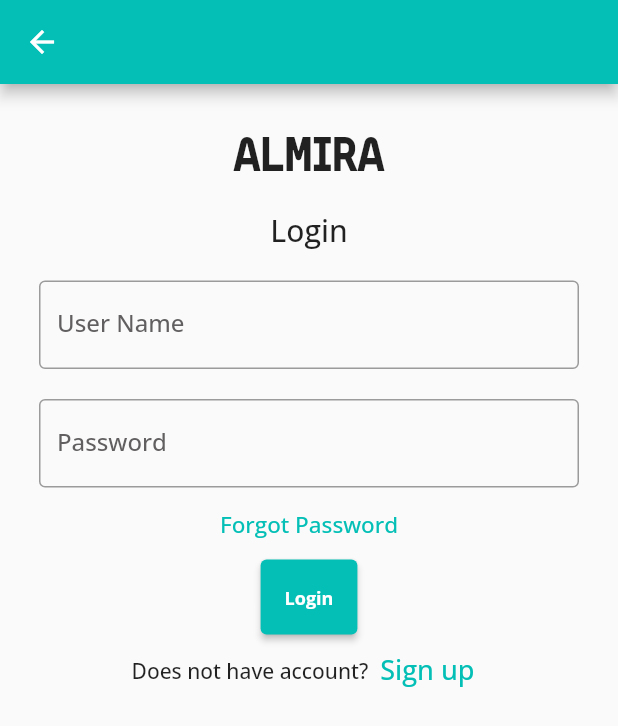
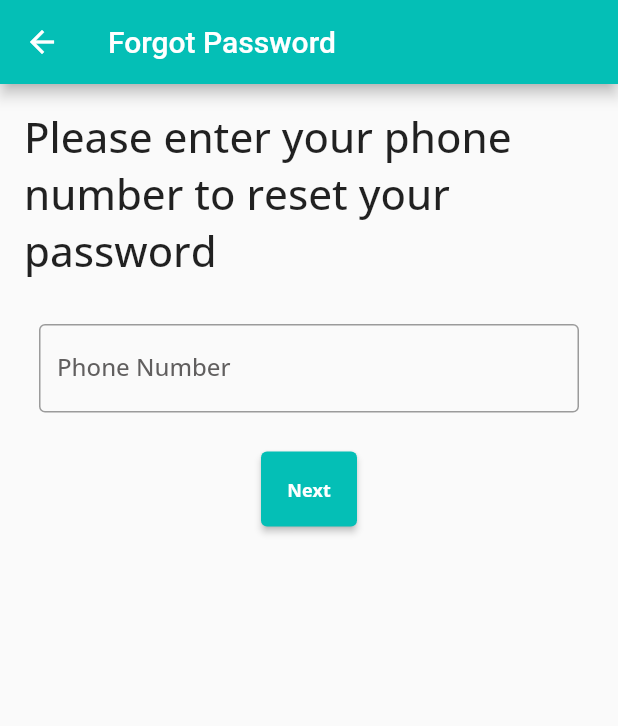
Before and after one commit to tuna159/almira-front-end, a Flutter app: the Login screen opened by its route, after a tap on "Forgot Password", on a phone screen of 412 x 824 dp. Shown: the top 726 px of the screen. Run offline on Flutter 3.47's test engine with Material 2 defaults, Android fonts, the phone set to English and light mode, and no system bars; our stand-ins replace carousel_slider, firebase_core, firebase_storage, flutter_slidable, geocoding, geolocator and 5 more; missing offline and left inert: dart:ffi, dropdownfield2, jwt_decode; accounts and stored records are empty.

Commit message:
forgot password

```diff
--- /dev/null
+++ b/lib/screens/forgot-password/forgot_password.dart
@@ -0,0 +1,96 @@
+import 'package:almira_front_end/api/api-user-service.dart';
+import 'package:almira_front_end/screens/forgot-password/input_otp.dart';
+import 'package:almira_front_end/utils/colors.dart';
+import 'package:flutter/material.dart';
+import 'package:almira_front_end/utils/utils.dart' as utils;
+
+class ForgotPasswordScreen extends StatefulWidget {
+  @override
+  _ForgotPasswordScreenState createState() => _ForgotPasswordScreenState();
+}
+
+class _ForgotPasswordScreenState extends State<ForgotPasswordScreen> {
+  TextEditingController phoneNumberController = TextEditingController();
+  ApiUserService _apiUserService = ApiUserService();
+  final _formKey = GlobalKey<FormState>();
+
+  @override
+  Widget build(BuildContext context) {
+    return Scaffold(
+      appBar: AppBar(
+        title: Text('Forgot Password'),
+        backgroundColor: defaultColor,
+      ),
+      body: Form(
+        key: _formKey,
+        child: Padding(
+          padding: EdgeInsets.all(16.0),
+          child: Column(
+            crossAxisAlignment: CrossAxisAlignment.center,
+            children: <Widget>[
+              const Text(
+                  "Please enter your phone number to reset your password",
+                  style: TextStyle(fontSize: 28, fontFamily: 'OpenSansMedium')),
+              const SizedBox(
+                height: 20,
+              ),
+              Container(
+                padding: const EdgeInsets.all(10),
+                child: TextFormField(
+                  validator: utils.requiredFieldPhoneNumber,
+                  controller: phoneNumberController,
+                  autovalidateMode: AutovalidateMode.onUserInteraction,
+                  keyboardType: TextInputType.number,
+                  decoration: const InputDecoration(
+                      border: OutlineInputBorder(),
+                      focusedBorder: OutlineInputBorder(
+                        borderSide:
+                            BorderSide(color: Color.fromARGB(255, 97, 95, 95)),
+                      ),
+                      labelText: 'Phone Number',
+                      labelStyle: TextStyle(
+                          fontFamily: 'OpenSansMedium',
+                          color: Color.fromARGB(255, 97, 95, 95))),
+                ),
+              ),
+              SizedBox(height: 16.0),
+              Container(
+                  height: 50,
+                  padding: const EdgeInsets.fromLTRB(10, 0, 10, 0),
+                  child: ElevatedButton(
+                    style: ElevatedButton.styleFrom(
+                      backgroundColor: defaultColor,
+                    ),
+                    child: const Text(
+                      'Next',
+                      style:
+                          TextStyle(fontSize: 12, fontFamily: 'OpenSanssBold'),
+                    ),
+                    onPressed: forgotPassword,
+                  )),
+            ],
+          ),
+        ),
+      ),
+    );
+  }
+
+  void forgotPassword() {
+    if (_formKey.currentState!.validate()) {
+      String phoneNumber = phoneNumberController.text;
+
+      _apiUserService.forgotPassword(phoneNumber).then((user) async {
+        print(user);
+        Navigator.push(
+          context,
+          MaterialPageRoute(
+            builder: (context) => InputOtp(phoneNumber: user),
+          ),
+        );
+      }).catchError((error) {
+        ScaffoldMessenger.of(context)
+            .showSnackBar(SnackBar(content: Text(error.toString())));
+      });
+    }
+  }
+}
--- a/lib/screens/welcome-app/login.dart
+++ b/lib/screens/welcome-app/login.dart
@@ -1,6 +1,7 @@
 import 'package:almira_front_end/api/api-user-service.dart';
 import 'package:almira_front_end/responsive/responsive_layout.dart';
 import 'package:almira_front_end/routes/routes.dart';
+import 'package:almira_front_end/screens/forgot-password/forgot_password.dart';
 import 'package:almira_front_end/utils/colors.dart';
 import 'package:flutter/material.dart';
 import 'package:almira_front_end/utils/utils.dart' as utils;
@@ -98,13 +99,21 @@ class _LoginState extends State<Login> {
                       onPressed: () {
                         //forgot password screen
                       },
+                      child: TextButton(
+                          onPressed: () {
+                            Navigator.push(
+                              context,
+                              MaterialPageRoute(
+                                  builder: (context) => ForgotPasswordScreen()),
+                            );
+                          },
                           child: const Text(
                             'Forgot Password',
                             style: TextStyle(
                                 fontSize: 15,
                                 color: Color.fromARGB(255, 4, 191, 182),
                                 fontFamily: 'OpenSansMedium'),
-                      ),
+                          )),
                     ),
                     Container(
                         height: 50,
@@ -167,7 +176,6 @@ class _LoginState extends State<Login> {
             ),
           ),
         );
-        ;
       }).catchError((error) {
         ScaffoldMessenger.of(context)
             .showSnackBar(SnackBar(content: Text(error.toString())));
--- a/pubspec.yaml
+++ b/pubspec.yaml
@@ -49,6 +49,7 @@ dependencies:
   dropdownfield2: ^1.0.7
   carousel_slider: ^4.2.1
   smooth_page_indicator: ^1.0.1
+  pin_code_fields: ^7.4.0
 
 dev_dependencies:
   flutter_test:
```
Also changed, not shown: lib/api/api-user-service.dart (+94 -0 lines), lib/screens/forgot-password/input_otp.dart (added, +87 -0 lines), lib/screens/forgot-password/reset-password.dart (added, +132 -0 lines), lib/screens/header/message_detail_page.dart (+39 -16 lines), lib/screens/profile/voucher_list.dart (+59 -1 lines), pubspec.lock. Lines whose indentation alone changed are shown as unchanged.
